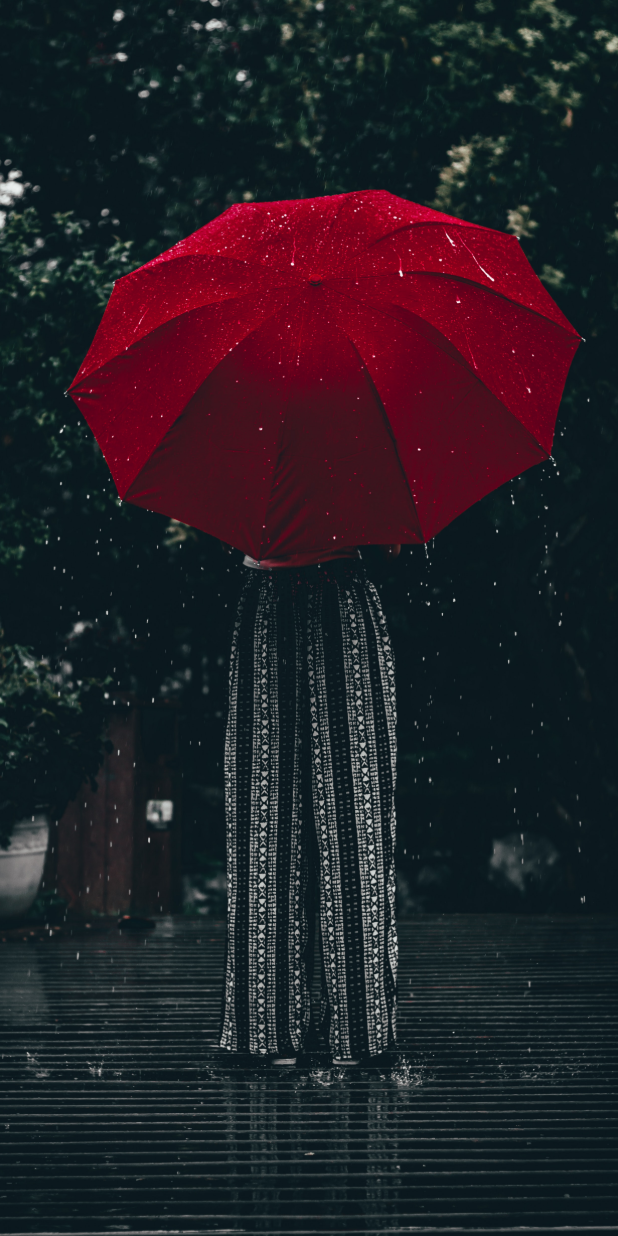
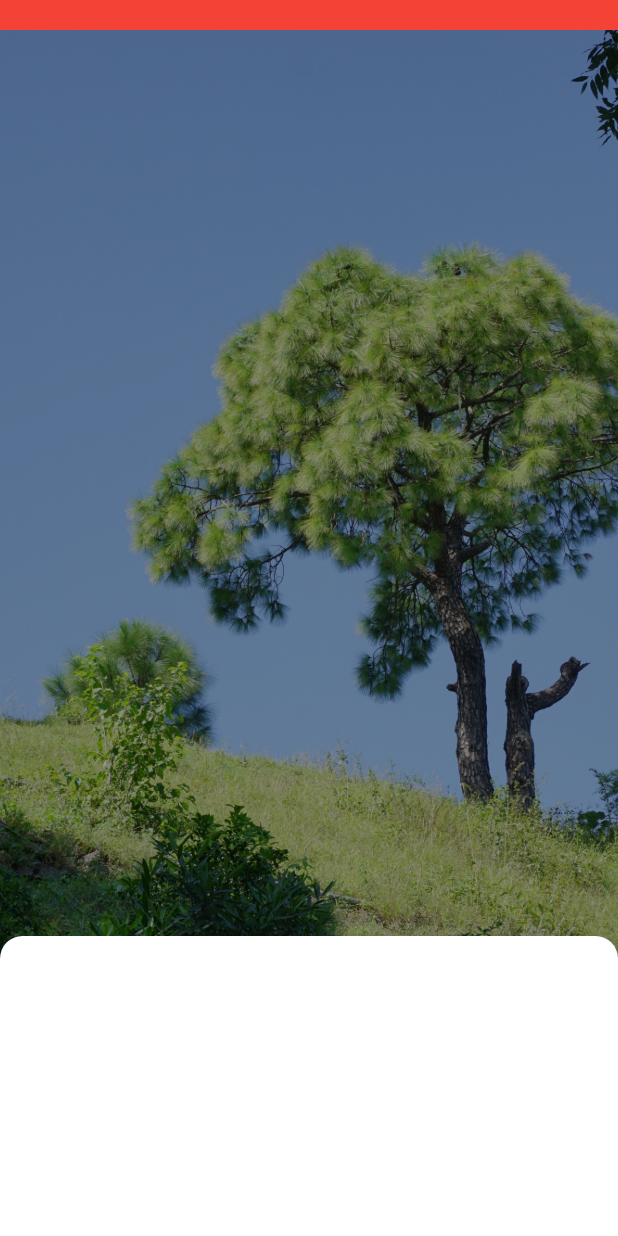
Before and after one commit to sammyodiagbe/weatherer, a Flutter app: the screen it shows after launch, on a phone screen of 412 x 824 dp. Run offline on Flutter 3.47's test engine with Material 2 defaults, Android fonts, the phone set to English and light mode, and no system bars.

Commit message:
working with custom clippaths

```diff
--- a/lib/weatherer.dart
+++ b/lib/weatherer.dart
@@ -5,14 +5,44 @@ import "package:flutter/material.dart";
 class Weatherer extends StatelessWidget {
   @override
   Widget build(BuildContext context) {
+    final double screenHeight = MediaQuery.of(context).size.height;
+    final double screenWidth = MediaQuery.of(context).size.width;
     return SafeArea(
       child: Container(
+        height: screenHeight,
         decoration: BoxDecoration(
-            image: DecorationImage(
-                image: AssetImage('images/rainy_weather.jpg'),
-                fit: BoxFit.cover)),
-        child: Column(
-          children: [],
+          image: DecorationImage(
+            image: AssetImage('images/sunny_weather.jpg'),
+            fit: BoxFit.cover,
+            colorFilter: ColorFilter.mode(
+              Colors.black.withOpacity(0.4),
+              BlendMode.darken,
+            ),
+          ),
+        ),
+        child: Stack(
+          children: [
+            Container(
+              color: Colors.red,
+              height: 20,
+              width: double.infinity,
+            ),
+            // our bottom custom container
+            Positioned(
+              bottom: 0,
+              child: Container(
+                width: screenWidth,
+                decoration: BoxDecoration(
+                  borderRadius: BorderRadius.only(
+                    topLeft: Radius.circular(15),
+                    topRight: Radius.circular(15),
+                  ),
+                  color: Colors.white,
+                ),
+                height: 200,
+              ),
+            )
+          ],
         ),
       ),
     );
```
